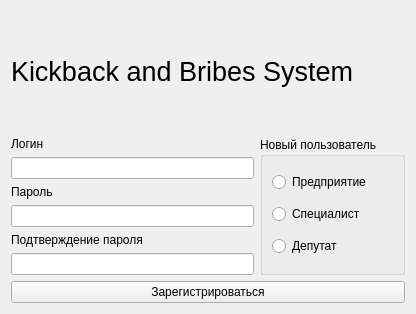
Old version of the form registration.ui in the repository ARassad/KBS_Client.
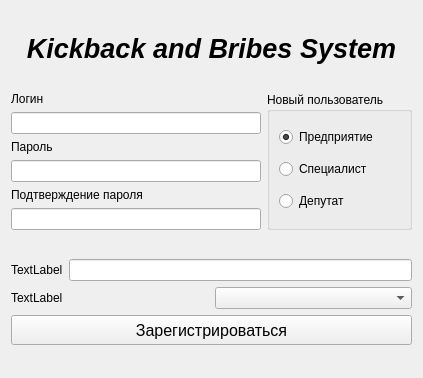
New version of the form.

The edit to the form file:
```diff
--- a/registration.ui
+++ b/registration.ui
@@ -6,19 +6,35 @@
    <rect>
     <x>0</x>
     <y>0</y>
-    <width>416</width>
-    <height>314</height>
+    <width>423</width>
+    <height>378</height>
    </rect>
   </property>
   <property name="windowTitle">
    <string>Регистрация</string>
   </property>
-  <layout class="QGridLayout" name="gridLayout_2">
-   <item row="0" column="0">
+  <layout class="QVBoxLayout" name="verticalLayout_6">
+   <item>
+    <spacer name="verticalSpacer_4">
+     <property name="orientation">
+      <enum>Qt::Vertical</enum>
+     </property>
+     <property name="sizeHint" stdset="0">
+      <size>
+       <width>20</width>
+       <height>40</height>
+      </size>
+     </property>
+    </spacer>
+   </item>
+   <item>
     <widget class="QLabel" name="label_4">
      <property name="font">
       <font>
        <pointsize>20</pointsize>
+       <weight>75</weight>
+       <italic>true</italic>
+       <bold>true</bold>
       </font>
      </property>
      <property name="layoutDirection">
@@ -27,9 +43,25 @@
      <property name="text">
       <string>Kickback and Bribes System</string>
      </property>
+     <property name="alignment">
+      <set>Qt::AlignCenter</set>
+     </property>
     </widget>
    </item>
-   <item row="1" column="0">
+   <item>
+    <spacer name="verticalSpacer_2">
+     <property name="orientation">
+      <enum>Qt::Vertical</enum>
+     </property>
+     <property name="sizeHint" stdset="0">
+      <size>
+       <width>20</width>
+       <height>40</height>
+      </size>
+     </property>
+    </spacer>
+   </item>
+   <item>
     <layout class="QHBoxLayout" name="horizontalLayout">
      <item>
       <layout class="QVBoxLayout" name="verticalLayout_4">
@@ -57,7 +89,11 @@
           </widget>
          </item>
          <item>
-          <widget class="QLineEdit" name="lineEdit_2"/>
+          <widget class="QLineEdit" name="password">
+           <property name="echoMode">
+            <enum>QLineEdit::Password</enum>
+           </property>
+          </widget>
          </item>
         </layout>
        </item>
@@ -71,7 +107,11 @@
           </widget>
          </item>
          <item>
-          <widget class="QLineEdit" name="lineEdit_3"/>
+          <widget class="QLineEdit" name="passwordConfirm">
+           <property name="echoMode">
+            <enum>QLineEdit::Password</enum>
+           </property>
+          </widget>
          </item>
         </layout>
        </item>
@@ -88,6 +128,9 @@
           <property name="text">
            <string>Предприятие</string>
           </property>
+          <property name="checked">
+           <bool>true</bool>
+          </property>
          </widget>
         </item>
         <item row="1" column="0">
@@ -95,6 +138,9 @@
           <property name="text">
            <string>Специалист</string>
           </property>
+          <property name="checked">
+           <bool>false</bool>
+          </property>
          </widget>
         </item>
         <item row="2" column="0">
@@ -109,13 +155,95 @@
      </item>
     </layout>
    </item>
-   <item row="2" column="0">
+   <item>
+    <spacer name="verticalSpacer">
+     <property name="orientation">
+      <enum>Qt::Vertical</enum>
+     </property>
+     <property name="sizeHint" stdset="0">
+      <size>
+       <width>20</width>
+       <height>40</height>
+      </size>
+     </property>
+    </spacer>
+   </item>
+   <item>
+    <layout class="QVBoxLayout" name="verticalLayout_5">
+     <item>
+      <layout class="QHBoxLayout" name="horizontalLayout_2">
+       <item>
+        <widget class="QLabel" name="labelName">
+         <property name="text">
+          <string>TextLabel</string>
+         </property>
+        </widget>
+       </item>
+       <item>
+        <widget class="QLineEdit" name="nameRegistration"/>
+       </item>
+      </layout>
+     </item>
+     <item>
+      <layout class="QHBoxLayout" name="horizontalLayout_3">
+       <item>
+        <widget class="QLabel" name="dataLabel">
+         <property name="text">
+          <string>TextLabel</string>
+         </property>
+        </widget>
+       </item>
+       <item>
+        <widget class="QComboBox" name="clientData"/>
+       </item>
+      </layout>
+     </item>
+    </layout>
+   </item>
+   <item>
+    <spacer name="verticalSpacer_5">
+     <property name="orientation">
+      <enum>Qt::Vertical</enum>
+     </property>
+     <property name="sizeHint" stdset="0">
+      <size>
+       <width>20</width>
+       <height>11</height>
+      </size>
+     </property>
+    </spacer>
+   </item>
+   <item>
     <widget class="QPushButton" name="registerBtn">
+     <property name="minimumSize">
+      <size>
+       <width>0</width>
+       <height>30</height>
+      </size>
+     </property>
+     <property name="font">
+      <font>
+       <pointsize>12</pointsize>
+      </font>
+     </property>
      <property name="text">
       <string>Зарегистрироваться</string>
      </property>
     </widget>
    </item>
+   <item>
+    <spacer name="verticalSpacer_3">
+     <property name="orientation">
+      <enum>Qt::Vertical</enum>
+     </property>
+     <property name="sizeHint" stdset="0">
+      <size>
+       <width>20</width>
+       <height>40</height>
+      </size>
+     </property>
+    </spacer>
+   </item>
   </layout>
  </widget>
  <resources/>
```
Left out of the diff: 8 changed lines with no effect on the pictures.
